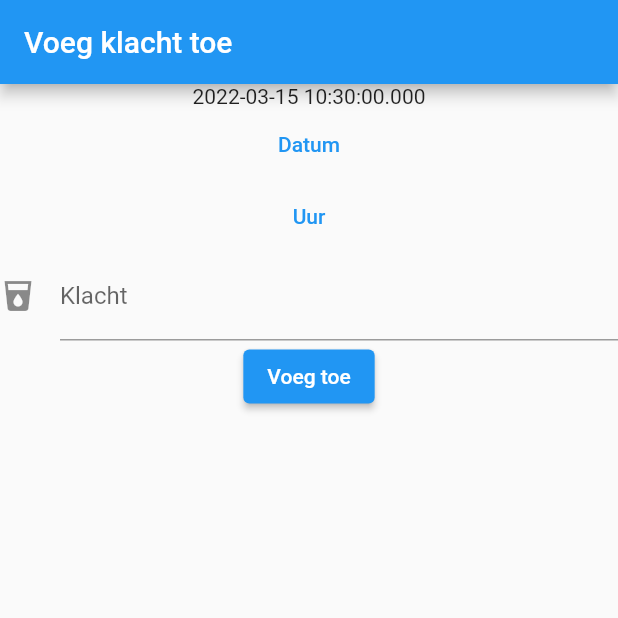
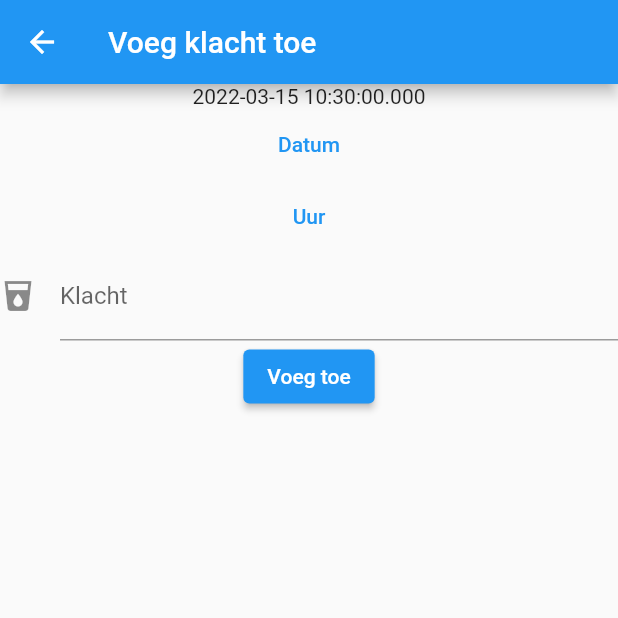
Before and after one commit to FreekSa/EvolutionLogger, a Flutter app: the screen it shows after launch, after a tap on the "add" icon, on a phone screen of 412 x 824 dp, the top half of it. Run offline on Flutter 3.47's test engine with Material 2 defaults, Android fonts, the phone set to English and light mode, and no system bars; our stand-ins replace sqflite; accounts and stored records are empty.

Commit message:
backbutton added

```diff
--- a/lib/main.dart
+++ b/lib/main.dart
@@ -176,6 +176,9 @@ class AddLog extends State<AddLogWidget> {
       home: Scaffold(
           appBar: AppBar(
             title: const Text('Voeg klacht toe'),
+            leading: IconButton(
+                icon: Icon(Icons.arrow_back),
+                onPressed: () => Navigator.pop(context)),
           ),
           body: Column(
             children: <Widget>[
```
Also changed, not shown: 3 other files.
